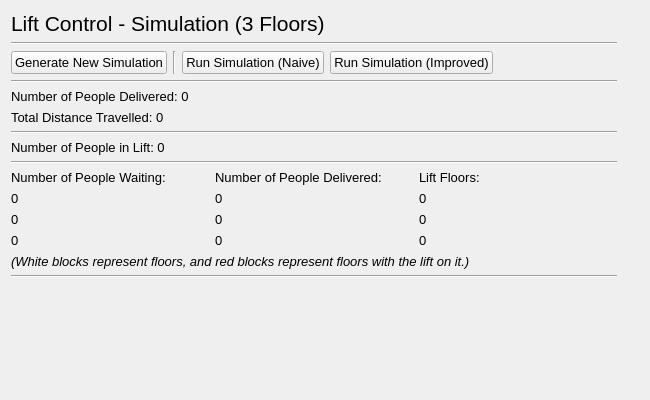
First picture: the form in src/ui/sim_3_floors.ui, repository IsaacCheng9/lift-control-simulation, before the edit.
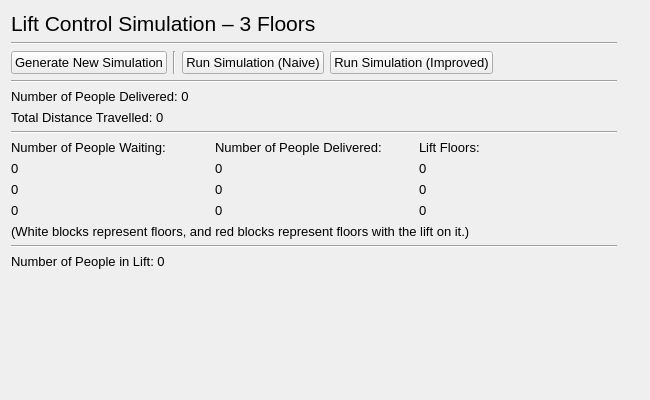
Second picture: the form after the edit.

```diff
--- a/src/ui/sim_3_floors.ui
+++ b/src/ui/sim_3_floors.ui
@@ -12,7 +12,6 @@
   </property>
   <property name="font">
    <font>
-    <family>Arial</family>
     <pointsize>10</pointsize>
    </font>
   </property>
@@ -35,12 +34,11 @@
        <property name="font">
         <font>
          <pointsize>16</pointsize>
-         <weight>50</weight>
          <bold>false</bold>
         </font>
        </property>
        <property name="text">
-        <string>Lift Control - Simulation (3 Floors)</string>
+        <string>Lift Control Simulation – 3 Floors</string>
        </property>
       </widget>
      </item>
@@ -124,27 +122,13 @@
        </property>
       </widget>
      </item>
-     <item>
-      <widget class="QLabel" name="lbl_num_in_lift">
-       <property name="text">
-        <string>Number of People in Lift: 0</string>
-       </property>
-      </widget>
-     </item>
-     <item>
-      <widget class="Line" name="hori_line_status">
-       <property name="orientation">
-        <enum>Qt::Horizontal</enum>
-       </property>
-      </widget>
-     </item>
      <item>
       <layout class="QGridLayout" name="grid_layout_sim">
        <item row="0" column="0">
         <widget class="QLabel" name="lbl_waiting_floors">
          <property name="font">
           <font>
-           <weight>50</weight>
+           <pointsize>10</pointsize>
            <bold>false</bold>
           </font>
          </property>
@@ -185,7 +169,7 @@
         <widget class="QLabel" name="lbl_lift_floors">
          <property name="font">
           <font>
-           <weight>50</weight>
+           <pointsize>10</pointsize>
            <bold>false</bold>
           </font>
          </property>
@@ -212,7 +196,7 @@
         <widget class="QLabel" name="lbl_delivered_floors">
          <property name="font">
           <font>
-           <weight>50</weight>
+           <pointsize>10</pointsize>
            <bold>false</bold>
           </font>
          </property>
@@ -248,7 +232,8 @@
       <widget class="QLabel" name="lbl_key">
        <property name="font">
         <font>
-         <italic>true</italic>
+         <pointsize>10</pointsize>
+         <italic>false</italic>
         </font>
        </property>
        <property name="text">
@@ -263,6 +248,13 @@
        </property>
       </widget>
      </item>
+     <item>
+      <widget class="QLabel" name="lbl_num_in_lift">
+       <property name="text">
+        <string>Number of People in Lift: 0</string>
+       </property>
+      </widget>
+     </item>
      <item>
       <widget class="QLabel" name="lbl_update">
        <property name="text">
```
Left out of the diff: 2 changed lines with no effect on the pictures.
